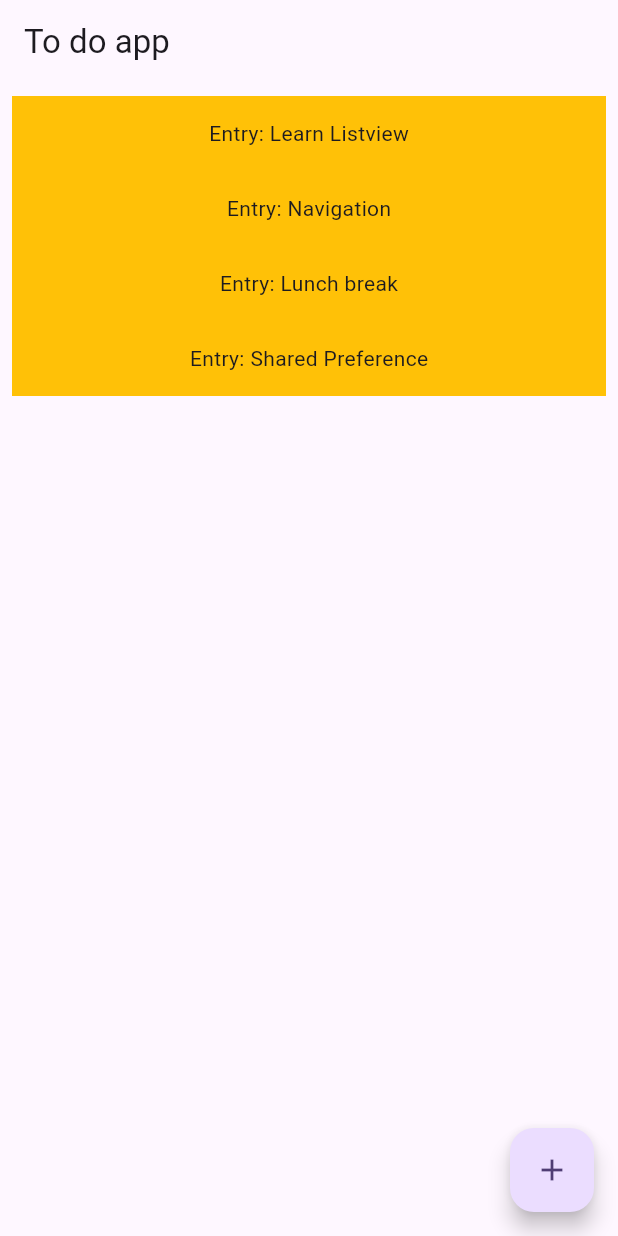
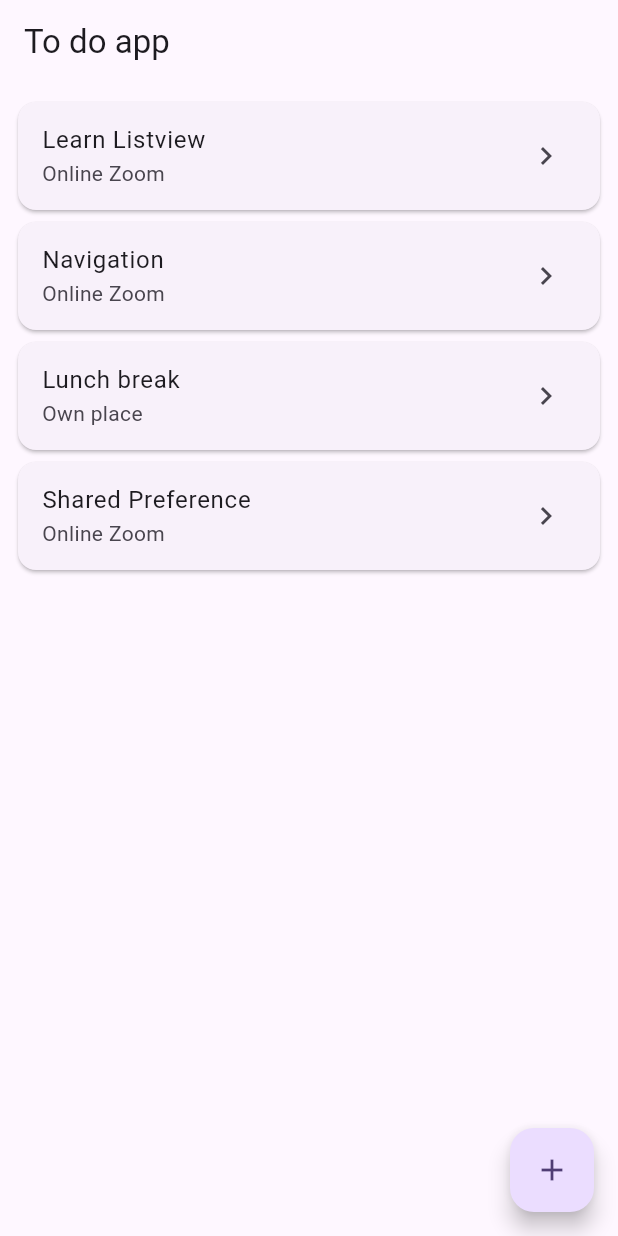
Before and after one commit to wanmuz86/todos_feb24, a Flutter app: the screen it shows after launch, on a phone screen of 412 x 824 dp. Run offline on Flutter 3.47's test engine with Material 3 defaults, Android fonts, the phone set to English and light mode, and no system bars.

Commit message:
show using listtile and card

```diff
--- a/lib/widgets/home.dart
+++ b/lib/widgets/home.dart
@@ -39,12 +39,26 @@ class _HomePageState extends State<HomePage> {
       appBar: AppBar(title: Text("To do app"),),
       body: ListView.builder(
           padding: const EdgeInsets.all(8),
+          // how many rows are there -> It has the same number of rows as the data
           itemCount: _todos.length,
+
+          // What to show on each row ->
+          // For every row (represented by index)
+          // Show a container (box/div) of colour amber, of height 50
+          // in which has a centered text labeled with the todos of each row
+          // if row/index 0 => todos[0] row/index 1 =>todos[1]
           itemBuilder: (BuildContext context, int index) {
-            return Container(
-              height: 50,
-              color: Colors.amber,
-              child: Center(child: Text('Entry: ${_todos[index]["name"]}')),
+            // return Container(
+            //   height: 50,
+            //   color: Colors.amber,
+            //   child: Center(child: Text('Entry: ${_todos[index]["name"]}')),
+            // );
+            return Card(
+              child: ListTile(
+                title: Text(_todos[index]["name"]!),
+                subtitle: Text(_todos[index]["place"]!),
+                trailing: Icon(Icons.chevron_right),
+              ),
             );
           }
       ),
```
